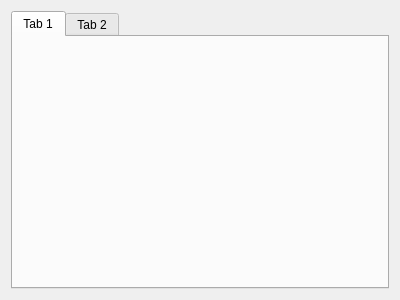
First picture: the form in ESPWiFiServer/Source/Server/UI/ServerView.ui, repository MaxGarden/ESPWiFiServer, before the edit.
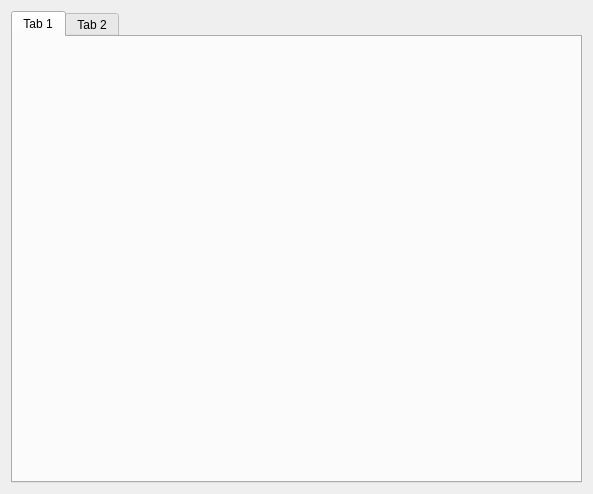
Second picture: the form after the edit.

What changed in the file:
```diff
--- a/ESPWiFiServer/Source/Server/UI/ServerView.ui
+++ b/ESPWiFiServer/Source/Server/UI/ServerView.ui
@@ -6,16 +6,22 @@
    <rect>
     <x>0</x>
     <y>0</y>
-    <width>400</width>
-    <height>300</height>
+    <width>593</width>
+    <height>494</height>
    </rect>
   </property>
   <property name="windowTitle">
    <string>Form</string>
   </property>
-  <layout class="QVBoxLayout" name="verticalLayout">
+  <layout class="QHBoxLayout" name="horizontalLayout">
    <item>
     <widget class="QTabWidget" name="m_ClientsViewTabWidget">
+     <property name="sizePolicy">
+      <sizepolicy hsizetype="Expanding" vsizetype="Expanding">
+       <horstretch>0</horstretch>
+       <verstretch>0</verstretch>
+      </sizepolicy>
+     </property>
      <widget class="QWidget" name="tab">
       <attribute name="title">
        <string>Tab 1</string>
```
